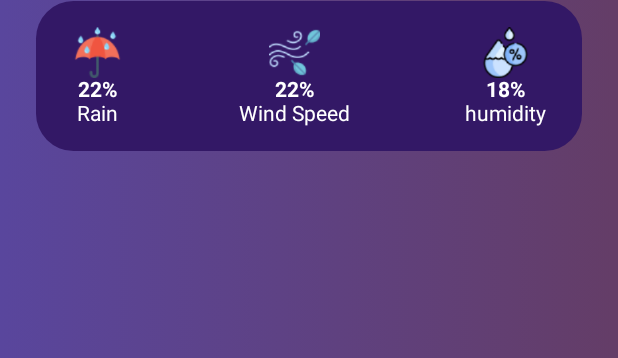
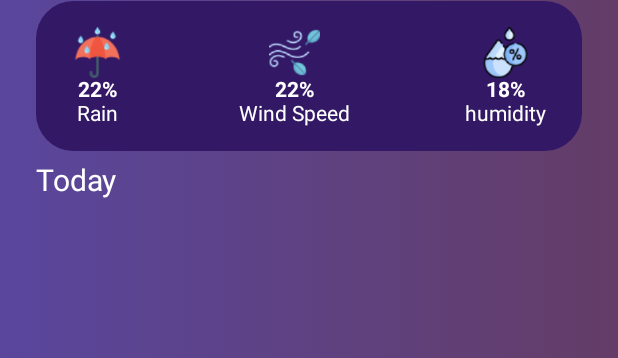
Before and after one commit to isinnur/jetpack-compose-weather-app, an Android app built with Jetpack Compose: the @Preview function WeatherScreen, on a phone screen of 412 x 824 dp. Shown: the part 551-909 px from the top of the screen. Run offline under Robolectric (Android 15) with nearby library versions, the phone set to English and light mode, and no system bars.

```diff
--- /dev/null
+++ b/app/src/main/java/com/example/weatherapp/HourlyModel.kt
@@ -0,0 +1,7 @@
+package com.example.weatherapp
+
+data class HourlyModel(
+    val hour: String,
+    val temp: Int,
+    val picPath : String
+)
--- a/app/src/main/java/com/example/weatherapp/MainActivity.kt
+++ b/app/src/main/java/com/example/weatherapp/MainActivity.kt
@@ -10,6 +10,7 @@ import androidx.compose.foundation.background
 import androidx.compose.foundation.layout.Arrangement
 import androidx.compose.foundation.layout.Box
 import androidx.compose.foundation.layout.Column
+import androidx.compose.foundation.layout.PaddingValues
 import androidx.compose.foundation.layout.Row
 import androidx.compose.foundation.layout.fillMaxSize
 import androidx.compose.foundation.layout.fillMaxWidth
@@ -17,6 +18,7 @@ import androidx.compose.foundation.layout.height
 import androidx.compose.foundation.layout.padding
 import androidx.compose.foundation.layout.size
 import androidx.compose.foundation.lazy.LazyColumn
+import androidx.compose.foundation.lazy.LazyRow
 import androidx.compose.foundation.shape.RoundedCornerShape
 import androidx.compose.material3.Scaffold
 import androidx.compose.material3.Text
@@ -117,11 +119,42 @@ fun WeatherScreen() {
                             WeatherDetailItem(icon = R.drawable.humidity, value = "18%" , labelType = "humidity")
                         }
                     }
+                    //Displaying "Today" label
+                    Text(
+                        text = "Today",
+                        fontSize = 20.sp,
+                        color = Color.White,
+                        modifier = Modifier.fillMaxWidth().padding(horizontal = 24.dp, vertical = 8.dp)
+                    )
+
                 }
+
+                //Display future hourly forecast using a LazyRow
+                item {
+                    LazyRow(modifier = Modifier.fillMaxWidth(),
+                        contentPadding = PaddingValues(horizontal = 20.dp),
+                        horizontalArrangement = Arrangement.spacedBy(4.dp)
+
+                    ) {
+                        item {
+
+                        }
+                    }
+                }
+
+
+
             }
+
+
         }
     }
 }
+// sample hourly data
+val items = listOf(
+
+)
+
 
 @Composable
 fun WeatherDetailItem(icon:Int, value: String, labelType: String) {
```
